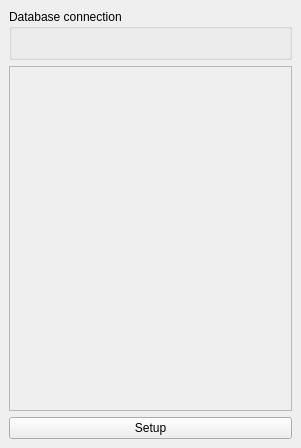
First picture: the form in ProductionTools/field_toolbox.ui, repository dsgoficial/DsgTools, before the edit.
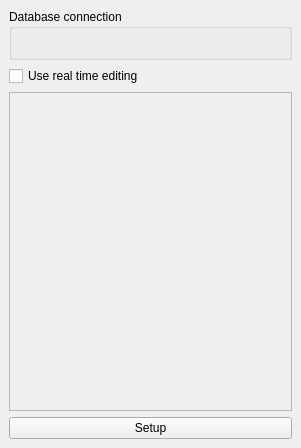
Second picture: the form after the edit. Custom widgets are drawn as their Qt base class.

Commit message: real time editing available in the reclassification tool. Bug fix on code_list viewer.

```diff
--- a/ProductionTools/field_toolbox.ui
+++ b/ProductionTools/field_toolbox.ui
@@ -43,7 +43,7 @@
       </layout>
      </widget>
     </item>
-    <item row="1" column="0">
+    <item row="2" column="0">
      <widget class="QScrollArea" name="scrollArea">
       <property name="widgetResizable">
        <bool>true</bool>
@@ -53,21 +53,28 @@
         <rect>
          <x>0</x>
          <y>0</y>
-         <width>275</width>
-         <height>282</height>
+         <width>281</width>
+         <height>291</height>
         </rect>
        </property>
        <layout class="QGridLayout" name="gridLayout_2"/>
       </widget>
      </widget>
     </item>
-    <item row="2" column="0">
+    <item row="3" column="0">
      <widget class="QPushButton" name="setupButton">
       <property name="text">
        <string>Setup</string>
       </property>
      </widget>
     </item>
+    <item row="1" column="0">
+     <widget class="QCheckBox" name="checkBox">
+      <property name="text">
+       <string>Use real time editing</string>
+      </property>
+     </widget>
+    </item>
    </layout>
   </widget>
  </widget>
```
Left out of the diff: 2 changed lines with no effect on the pictures. The commit also changes 2 other files.
